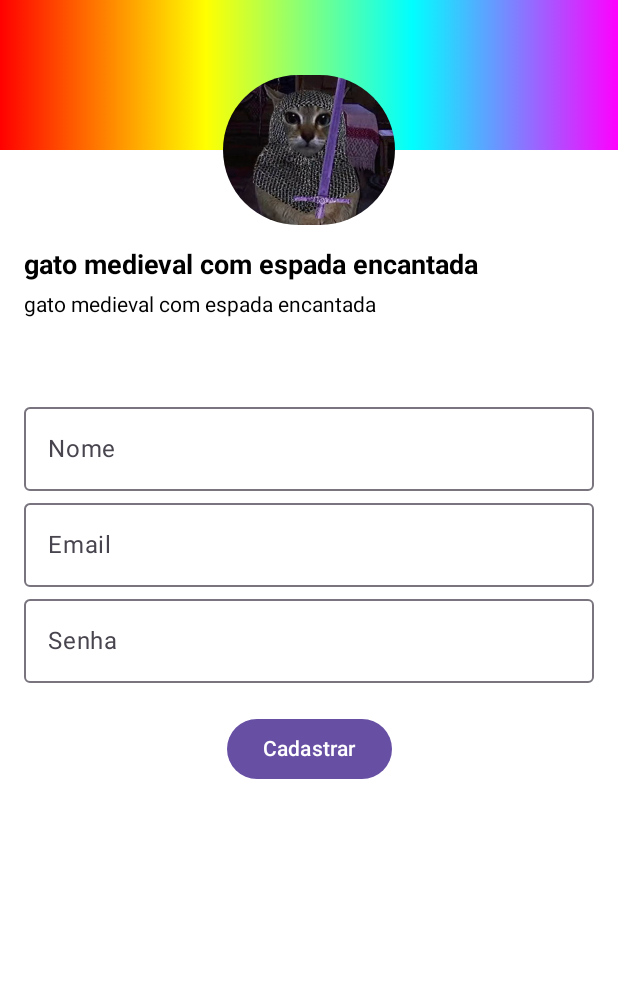
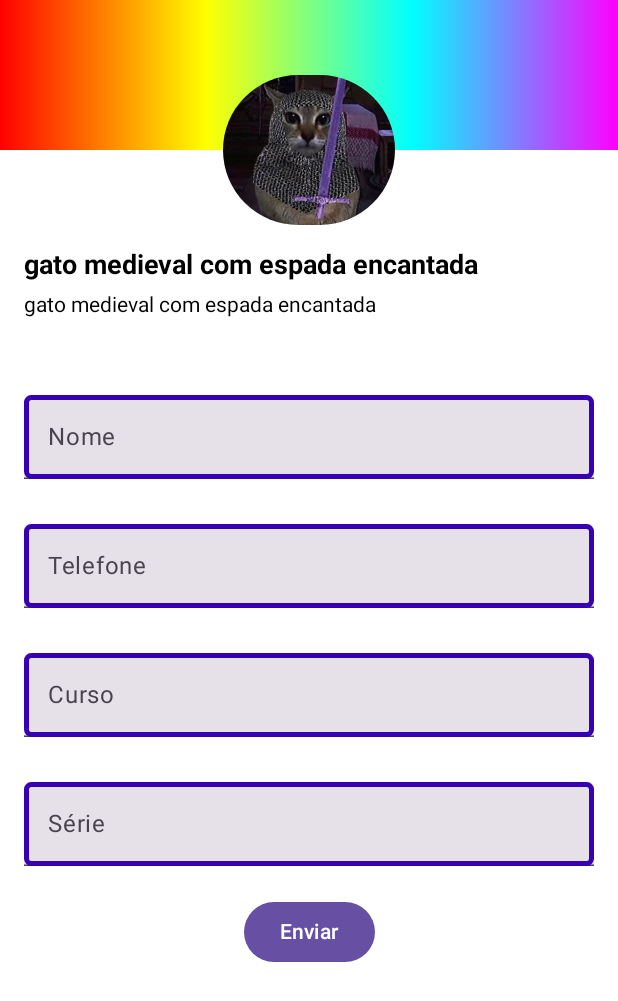
Before and after one commit to kkauanqz/projetoUM, an Android app built with Jetpack Compose: the @Preview function ProdutoItem, on a phone screen of 412 x 824 dp. Shown: the top 1001 px of the screen. Run offline under Robolectric (Android 15) with nearby library versions, the phone set to English and light mode, and no system bars.

Commit message:
Update MainActivity.kt

```diff
--- a/app/src/main/java/com/example/projetoum/MainActivity.kt
+++ b/app/src/main/java/com/example/projetoum/MainActivity.kt
@@ -6,6 +6,7 @@ import androidx.activity.compose.setContent
 import androidx.activity.enableEdgeToEdge
 import androidx.compose.foundation.Image
 import androidx.compose.foundation.background
+import androidx.compose.foundation.border
 import androidx.compose.foundation.layout.Box
 import androidx.compose.foundation.layout.Column
 import androidx.compose.foundation.layout.Spacer
@@ -14,10 +15,9 @@ import androidx.compose.foundation.layout.fillMaxWidth
 import androidx.compose.foundation.layout.height
 import androidx.compose.foundation.layout.offset
 import androidx.compose.foundation.layout.padding
-import androidx.compose.foundation.layout.width
 import androidx.compose.foundation.shape.CircleShape
+import androidx.compose.foundation.shape.RoundedCornerShape
 import androidx.compose.material3.Button
-import androidx.compose.material3.OutlinedTextField
 import androidx.compose.material3.Scaffold
 import androidx.compose.material3.Text
 import androidx.compose.material3.TextField
@@ -31,14 +31,15 @@ import androidx.compose.ui.Modifier
 import androidx.compose.ui.draw.clip
 import androidx.compose.ui.graphics.Brush
 import androidx.compose.ui.graphics.Color
+import androidx.compose.ui.res.colorResource
 import androidx.compose.ui.res.painterResource
 import androidx.compose.ui.text.font.FontWeight
 import androidx.compose.ui.text.style.TextOverflow
 import androidx.compose.ui.tooling.preview.Preview
-import androidx.compose.ui.tooling.preview.datasource.LoremIpsum
 import androidx.compose.ui.unit.dp
 import androidx.compose.ui.unit.sp
 import com.example.projetoum.R
+import androidx.compose.ui.*
 import com.example.projetoum.ui.theme.ProjetoUmTheme
 
 class MainActivity : ComponentActivity() {
@@ -105,39 +106,75 @@ class MainActivity : ComponentActivity() {
                     .padding(16.dp)
                     .fillMaxWidth()
             ) {
-                var text by remember { mutableStateOf("") }
+                var text1 by remember { mutableStateOf("") }
+                var text2 by remember { mutableStateOf("") }
+                var text3 by remember { mutableStateOf("") }
+                var text4 by remember { mutableStateOf("") }
 
-                OutlinedTextField(
+                TextField(
                     modifier = Modifier
                         .fillMaxWidth()
-                        .background(Color.White),
-                    value = text,
+                        .border(
+                            width = 3.dp,
+                            color = colorResource(R.color.purple_700),
+                            shape = RoundedCornerShape(5.dp)
+                        ),
+                    value = text1,
                     onValueChange = { newText ->
-                        text = newText
+                        text1 = newText
                     },
                     label = { Text("Nome") }
                 )
 
-                OutlinedTextField(
+                Spacer(modifier = Modifier.height(30.dp))
+
+                TextField(
                     modifier = Modifier
                         .fillMaxWidth()
-                        .background(Color.White),
-                    value = text,
+                        .border(
+                            width = 3.dp,
+                            color = colorResource(R.color.purple_700),
+                            shape = RoundedCornerShape(5.dp)
+                        ),
+                    value = text2,
                     onValueChange = { newText ->
-                        text = newText
+                        text2 = newText
                     },
-                    label = { Text("Email") }
+                    label = { Text("Telefone") }
                 )
 
-                OutlinedTextField(
+                Spacer(modifier = Modifier.height(30.dp))
+
+                TextField(
                     modifier = Modifier
                         .fillMaxWidth()
-                        .background(Color.White),
-                    value = text,
+                        .border(
+                            width = 3.dp,
+                            color = colorResource(R.color.purple_700),
+                            shape = RoundedCornerShape(5.dp)
+                        ),
+                    value = text3,
                     onValueChange = { newText ->
-                        text = newText
+                        text3 = newText
                     },
-                    label = { Text("Senha") }
+                    label = { Text("Curso") }
+                )
+
+                Spacer(modifier = Modifier.height(30.dp))
+
+                TextField(
+                    modifier = Modifier
+                        .fillMaxWidth()
+                        .border(
+                            width = 3.dp,
+                            color = colorResource(R.color.purple_700),
+                            shape = RoundedCornerShape(5.dp)
+                        ),
+                    value = text4,
+                    onValueChange = { newText ->
+                        text4 = newText
+                    },
+                    label = { Text("Série") }
                 )
 
                 Button(
@@ -146,7 +183,7 @@ class MainActivity : ComponentActivity() {
                         .padding(top = 20.dp)
                         .align(Alignment.CenterHorizontally)
                 ) {
-                    Text(text = "Cadastrar")
+                    Text(text = "Enviar")
                 }
             }
         }
```
Lines whose indentation alone changed are shown as unchanged.
